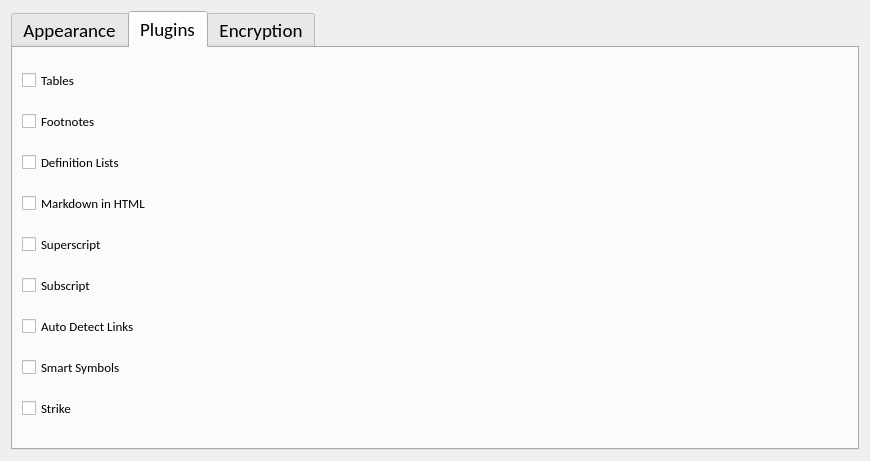
This is Application/GUIs/UI_files/settingsDialog2.ui in sarvagyab/Groot as Qt 5 draws it before an edit. The edited form follows.
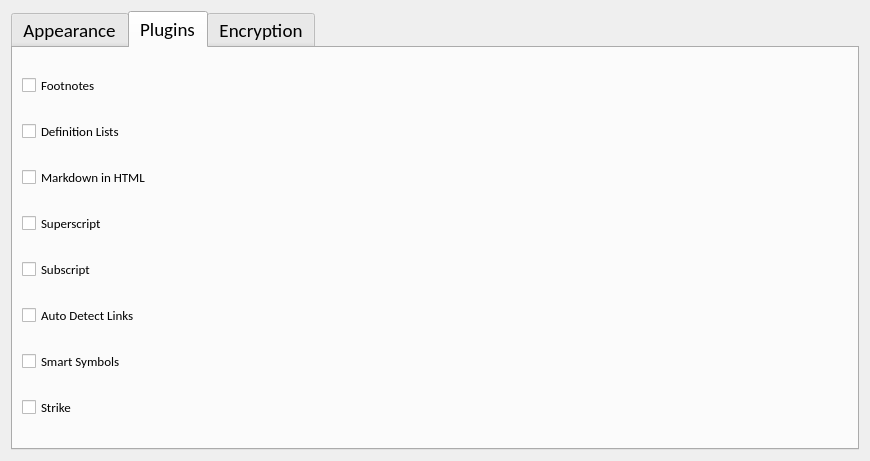
This is the edited form. The open tabs and pages were chosen to show the change.

Commit message: changelog - - Changed settingsDialog opening to prevent creation of dialog every time it is called - integrated plugin options

```diff
--- a/Application/GUIs/UI_files/settingsDialog2.ui
+++ b/Application/GUIs/UI_files/settingsDialog2.ui
@@ -148,19 +148,7 @@
       </attribute>
       <layout class="QVBoxLayout" name="verticalLayout">
        <item>
-        <widget class="QCheckBox" name="checkBox">
-         <property name="font">
-          <font>
-           <pointsize>10</pointsize>
-          </font>
-         </property>
-         <property name="text">
-          <string>Tables</string>
-         </property>
-        </widget>
-       </item>
-       <item>
-        <widget class="QCheckBox" name="checkBox_2">
+        <widget class="QCheckBox" name="footnotesExt">
          <property name="font">
           <font>
            <pointsize>10</pointsize>
```
Left out of the diff: 38 changed lines with no effect on the pictures. The commit also changes 4 other files.
